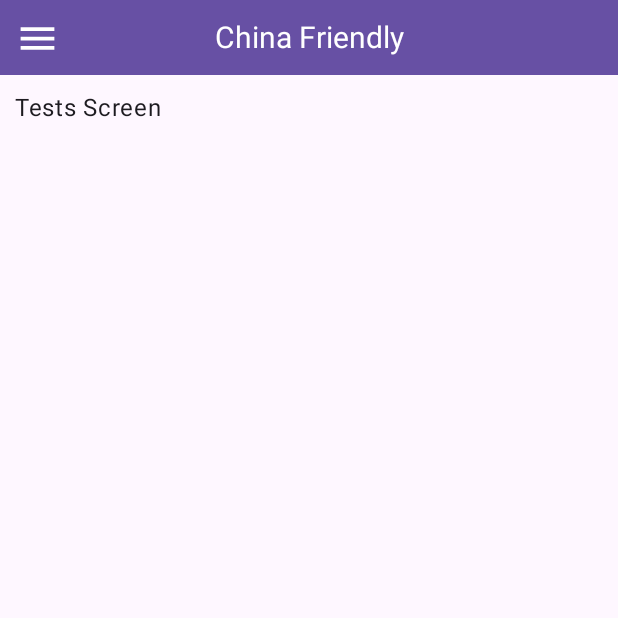
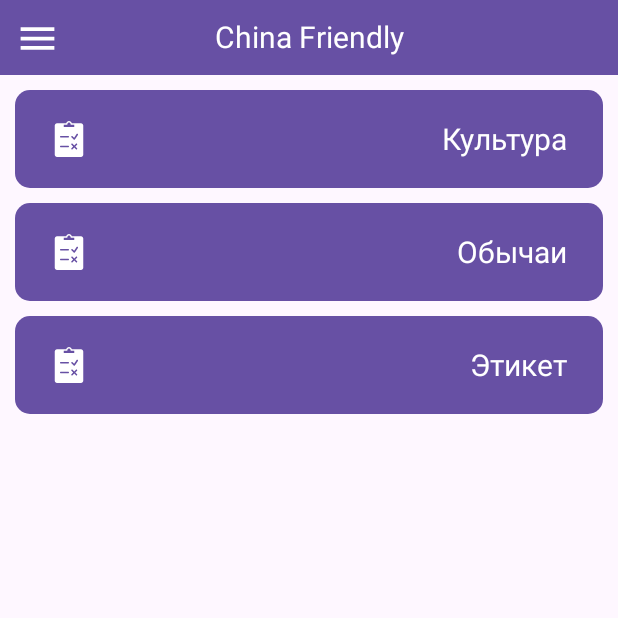
Before and after one commit to AngryL1on/ChinaFriendly, an Android app built with Jetpack Compose: the TestsScreen screen opened through its navigation route, on a phone screen of 412 x 824 dp, the top half of it. Run offline under Robolectric (Android 15) with nearby library versions, the phone set to English and light mode, and no system bars.

Commit message:
Add Button on TestsScreen

```diff
--- a/app/src/main/kotlin/ru/rutmiit/chinafriendly/ui/presentation/screens/TestsScreen.kt
+++ b/app/src/main/kotlin/ru/rutmiit/chinafriendly/ui/presentation/screens/TestsScreen.kt
@@ -1,9 +1,46 @@
 package ru.rutmiit.chinafriendly.ui.presentation.screens
 
-import androidx.compose.material3.Text
+import androidx.compose.foundation.layout.Arrangement
+import androidx.compose.foundation.layout.Column
+import androidx.compose.foundation.layout.fillMaxSize
 import androidx.compose.runtime.Composable
+import androidx.compose.ui.Modifier
+import androidx.compose.ui.tooling.preview.Preview
+import ru.rutmiit.chinafriendly.R
+import ru.rutmiit.chinafriendly.ui.components.button.PrimaryButton
+import ru.rutmiit.chinafriendly.ui.theme.ChinaFriendlyTheme
+import ru.rutmiit.chinafriendly.ui.theme.LocalDimensions
 
 @Composable
-fun TestsScreen(){
-    Text("Tests Screen")
+fun TestsScreen(
+    modifier:Modifier = Modifier
+){
+    val dimensions = LocalDimensions.current
+
+    Column(
+        modifier = modifier.fillMaxSize(),
+        verticalArrangement = Arrangement.spacedBy(dimensions.verticalTiny)
+    ) {
+        PrimaryButton(
+            textButton = "Культура",
+            iconLeft = R.drawable.ic_test,
+            onButtonClick = { /* Do nothing */ }
+        )
+        PrimaryButton(
+            textButton = "Обычаи",
+            iconLeft = R.drawable.ic_test,
+            onButtonClick = { /* Do nothing */ }
+        )
+        PrimaryButton(
+            textButton = "Этикет",
+            iconLeft = R.drawable.ic_test,
+            onButtonClick = { /* Do nothing */ }
+        )
+    }
 }
+
+@Composable
+@Preview
+fun TestsScreenPreview() {
+    ChinaFriendlyTheme { TestsScreen() }
+}
```
